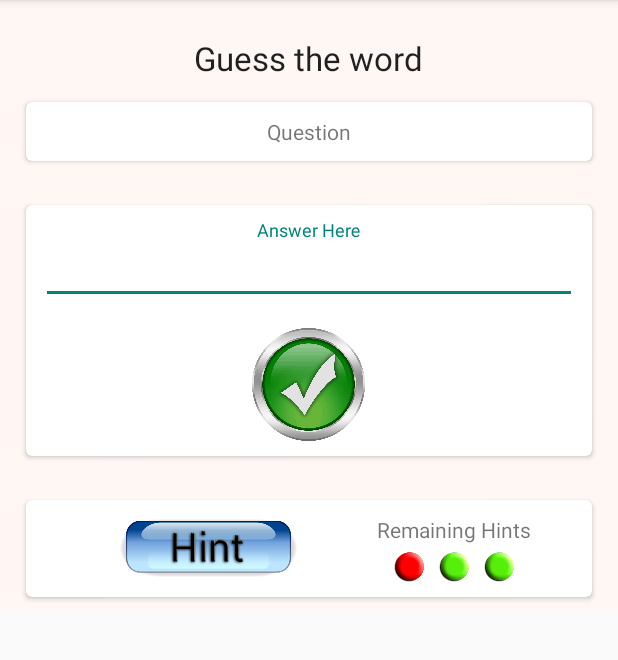
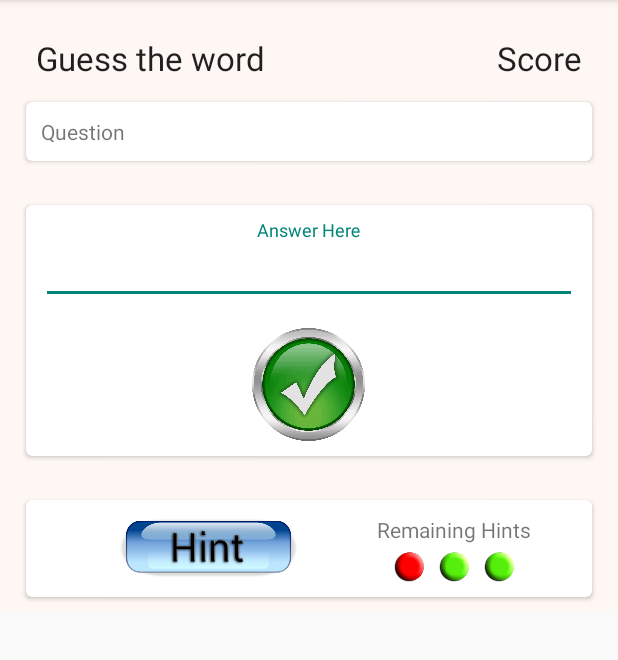
Before and after one commit to ninetyone/WordGame, an Android app: the screen it shows after launch (MainActivity), on a phone screen of 412 x 824 dp, the part 84-744 px from its top. Run offline under Robolectric (Android 15) with nearby library versions, the phone set to English and light mode, and no system bars.

Commit message:
Minor Changes

```diff
--- a/app/src/main/java/com/example/akshaygoyal/wordgame/MainActivityFragment.java
+++ b/app/src/main/java/com/example/akshaygoyal/wordgame/MainActivityFragment.java
@@ -163,6 +163,7 @@ public class MainActivityFragment extends Fragment {
                         if (answersList.contains(mAnswer.getText().toString().trim())) {
                             Toast.makeText(getActivity(), "Correct", Toast.LENGTH_SHORT).show();
                             sharedPreferences.edit().putInt("count", ++count);
+                            showDialog();
                         } else {
                             Toast.makeText(getActivity(), "Incorrect", Toast.LENGTH_SHORT).show();
                         }
@@ -212,6 +213,10 @@ public class MainActivityFragment extends Fragment {
 
     }
 
+    private void showDialog() {
+
+    }
+
     private void populateList(Cursor cursor, String str, ArrayList arrayList) {
 
         String temp;
--- a/app/src/main/res/layout/fragment_main.xml
+++ b/app/src/main/res/layout/fragment_main.xml
@@ -18,10 +18,21 @@
             android:id="@+id/guess_the_word"
             android:layout_width="wrap_content"
             android:layout_height="wrap_content"
-            android:layout_centerHorizontal="true"
             android:layout_marginTop="20dp"
             android:text="Guess the word"
-            android:textAppearance="?android:attr/textAppearanceLarge"/>
+            android:textAppearance="?android:attr/textAppearanceLarge"
+            android:layout_marginLeft="20dp"/>
+
+        <TextView
+            android:layout_width="wrap_content"
+            android:layout_height="wrap_content"
+            android:textAppearance="?android:attr/textAppearanceLarge"
+            android:text="Score"
+            android:id="@+id/score"
+            android:layout_alignTop="@+id/guess_the_word"
+            android:layout_alignParentRight="true"
+            android:layout_alignParentEnd="true"
+            android:layout_marginRight="20dp"/>
 
         <android.support.v7.widget.CardView
             android:id="@+id/questionView"
@@ -47,7 +58,6 @@
                     android:id="@+id/question"
                     android:layout_width="wrap_content"
                     android:layout_height="wrap_content"
-                    android:layout_centerHorizontal="true"
                     android:text="Question"/>
 
                 <TextView
@@ -55,7 +65,6 @@
                     android:layout_width="wrap_content"
                     android:layout_height="wrap_content"
                     android:layout_below="@+id/question"
-                    android:layout_centerHorizontal="true"
                     android:layout_marginTop="15dp"
                     android:text="Hint 1"
                     android:visibility="gone"/>
@@ -65,7 +74,6 @@
                     android:layout_width="wrap_content"
                     android:layout_height="wrap_content"
                     android:layout_below="@+id/hint1"
-                    android:layout_centerHorizontal="true"
                     android:layout_marginTop="15dp"
                     android:text="Hint 2"
                     android:visibility="gone"/>
@@ -75,7 +83,6 @@
                     android:layout_width="wrap_content"
                     android:layout_height="wrap_content"
                     android:layout_below="@+id/hint2"
-                    android:layout_centerHorizontal="true"
                     android:layout_marginTop="15dp"
                     android:text="Hint 3"
                     android:visibility="gone"/>
@@ -209,5 +216,6 @@
             </LinearLayout>
 
         </android.support.v7.widget.CardView>
+
     </RelativeLayout>
 </ScrollView>
```
Also changed, not shown: 1 other file.
